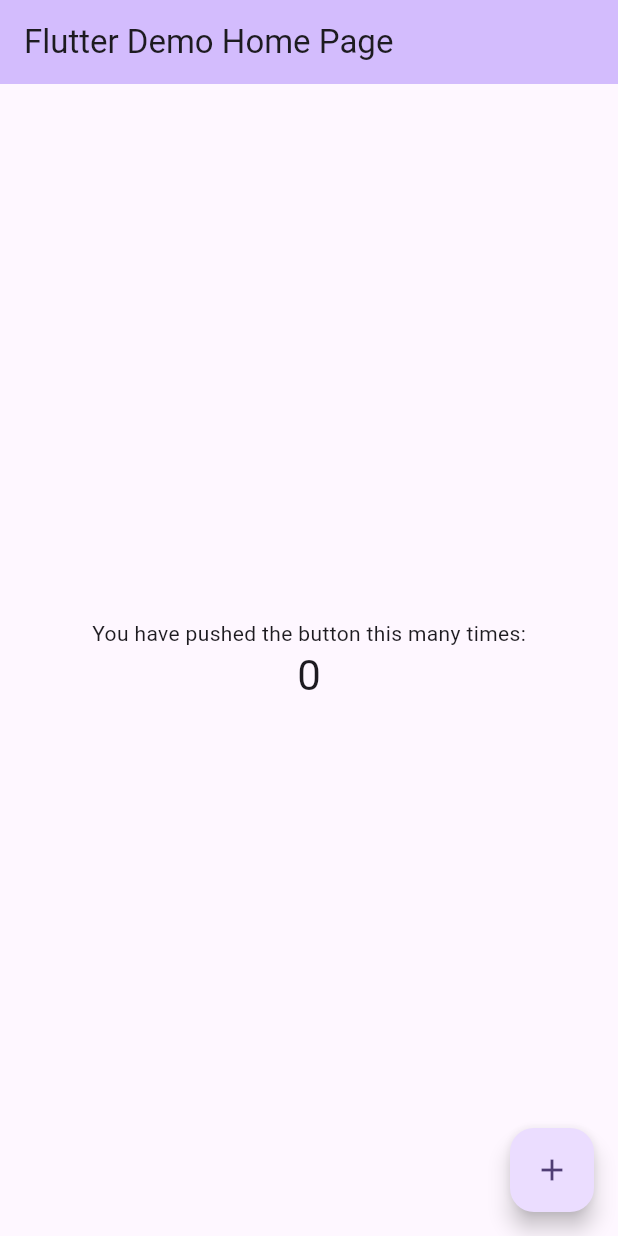
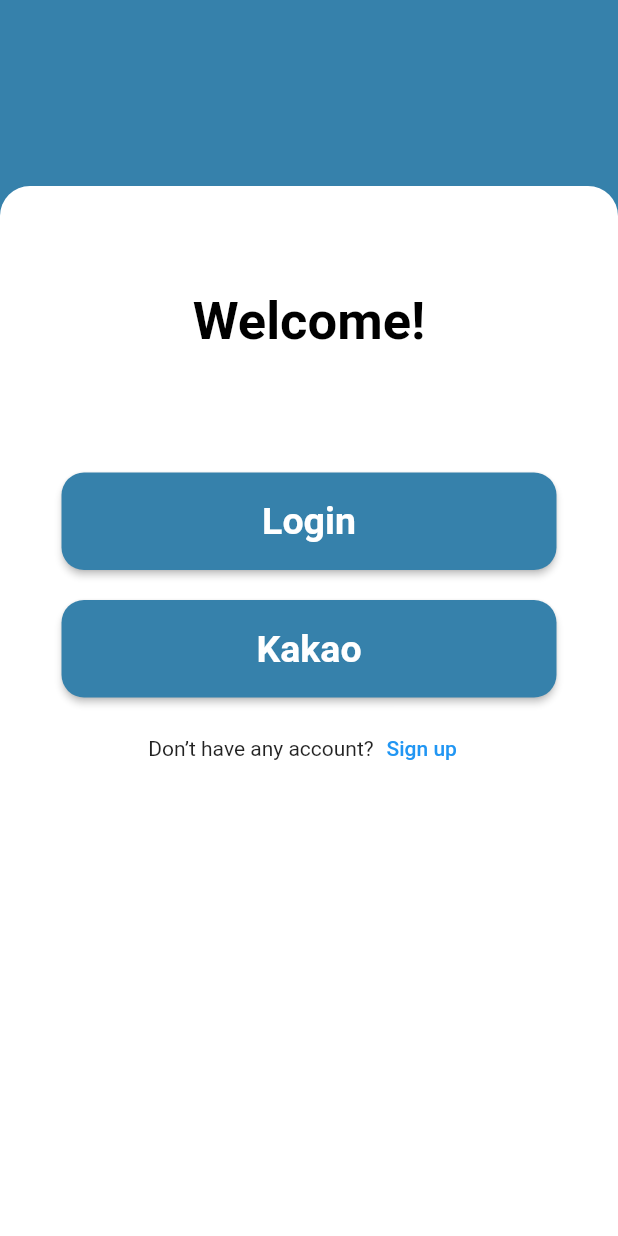
Before and after one commit to danii0110/makeme-flutter, a Flutter app: the screen it shows after launch, on a phone screen of 412 x 824 dp. Run offline on Flutter 3.47's test engine with Material 2 defaults, Android fonts, the light colour scheme and no system bars.

Commit message:
UI : add login_screen ui

```diff
--- a/lib/main.dart
+++ b/lib/main.dart
@@ -1,125 +1,18 @@
 import 'package:flutter/material.dart';
+import 'package:makeme_flutter/screen/login_screen.dart';
 
 void main() {
-  runApp(const MyApp());
+  runApp(MyApp());
 }
 
 class MyApp extends StatelessWidget {
-  const MyApp({super.key});
+  // const MyApp({super.key});
 
-  // This widget is the root of your application.
   @override
   Widget build(BuildContext context) {
     return MaterialApp(
-      title: 'Flutter Demo',
-      theme: ThemeData(
-        // This is the theme of your application.
-        //
-        // TRY THIS: Try running your application with "flutter run". You'll see
-        // the application has a blue toolbar. Then, without quitting the app,
-        // try changing the seedColor in the colorScheme below to Colors.green
-        // and then invoke "hot reload" (save your changes or press the "hot
-        // reload" button in a Flutter-supported IDE, or press "r" if you used
-        // the command line to start the app).
-        //
-        // Notice that the counter didn't reset back to zero; the application
-        // state is not lost during the reload. To reset the state, use hot
-        // restart instead.
-        //
-        // This works for code too, not just values: Most code changes can be
-        // tested with just a hot reload.
-        colorScheme: ColorScheme.fromSeed(seedColor: Colors.deepPurple),
-        useMaterial3: true,
-      ),
-      home: const MyHomePage(title: 'Flutter Demo Home Page'),
+      title: 'makeMe',
+      home: LoginPage(),
     );
   }
 }
-
-class MyHomePage extends StatefulWidget {
-  const MyHomePage({super.key, required this.title});
-
-  // This widget is the home page of your application. It is stateful, meaning
-  // that it has a State object (defined below) that contains fields that affect
-  // how it looks.
-
-  // This class is the configuration for the state. It holds the values (in this
-  // case the title) provided by the parent (in this case the App widget) and
-  // used by the build method of the State. Fields in a Widget subclass are
-  // always marked "final".
-
-  final String title;
-
-  @override
-  State<MyHomePage> createState() => _MyHomePageState();
-}
-
-class _MyHomePageState extends State<MyHomePage> {
-  int _counter = 0;
-
-  void _incrementCounter() {
-    setState(() {
-      // This call to setState tells the Flutter framework that something has
-      // changed in this State, which causes it to rerun the build method below
-      // so that the display can reflect the updated values. If we changed
-      // _counter without calling setState(), then the build method would not be
-      // called again, and so nothing would appear to happen.
-      _counter++;
-    });
-  }
-
-  @override
-  Widget build(BuildContext context) {
-    // This method is rerun every time setState is called, for instance as done
-    // by the _incrementCounter method above.
-    //
-    // The Flutter framework has been optimized to make rerunning build methods
-    // fast, so that you can just rebuild anything that needs updating rather
-    // than having to individually change instances of widgets.
-    return Scaffold(
-      appBar: AppBar(
-        // TRY THIS: Try changing the color here to a specific color (to
-        // Colors.amber, perhaps?) and trigger a hot reload to see the AppBar
-        // change color while the other colors stay the same.
-        backgroundColor: Theme.of(context).colorScheme.inversePrimary,
-        // Here we take the value from the MyHomePage object that was created by
-        // the App.build method, and use it to set our appbar title.
-        title: Text(widget.title),
-      ),
-      body: Center(
-        // Center is a layout widget. It takes a single child and positions it
-        // in the middle of the parent.
-        child: Column(
-          // Column is also a layout widget. It takes a list of children and
-          // arranges them vertically. By default, it sizes itself to fit its
-          // children horizontally, and tries to be as tall as its parent.
-          //
-          // Column has various properties to control how it sizes itself and
-          // how it positions its children. Here we use mainAxisAlignment to
-          // center the children vertically; the main axis here is the vertical
-          // axis because Columns are vertical (the cross axis would be
-          // horizontal).
-          //
-          // TRY THIS: Invoke "debug painting" (choose the "Toggle Debug Paint"
-          // action in the IDE, or press "p" in the console), to see the
-          // wireframe for each widget.
-          mainAxisAlignment: MainAxisAlignment.center,
-          children: <Widget>[
-            const Text(
-              'You have pushed the button this many times:',
-            ),
-            Text(
-              '$_counter',
-              style: Theme.of(context).textTheme.headlineMedium,
-            ),
-          ],
-        ),
-      ),
-      floatingActionButton: FloatingActionButton(
-        onPressed: _incrementCounter,
-        tooltip: 'Increment',
-        child: const Icon(Icons.add),
-      ), // This trailing comma makes auto-formatting nicer for build methods.
-    );
-  }
-}
--- /dev/null
+++ b/lib/screen/login_screen.dart
@@ -0,0 +1,103 @@
+import 'package:flutter/material.dart';
+
+class LoginPage extends StatefulWidget {
+  @override
+  _LoginPageState createState() => _LoginPageState();
+}
+
+class _LoginPageState extends State<LoginPage> {
+  @override
+  void initState() {
+    //initState 초기화를 위해 필요한 저장공간
+    super.initState();
+  }
+
+  @override
+  Widget build(BuildContext context) {
+    return Scaffold(
+      backgroundColor: const Color.fromARGB(255, 54, 129, 171),
+      body: Center(
+        child: Column(
+          mainAxisAlignment: MainAxisAlignment.end,
+          children: <Widget>[
+            Container(
+              decoration: const BoxDecoration(
+                  color: Colors.white,
+                  borderRadius: BorderRadius.only(
+                      topLeft: Radius.circular(20),
+                      topRight: Radius.circular(20))),
+              width: double.infinity,
+              height: 700,
+              child: Column(
+                mainAxisAlignment: MainAxisAlignment.start,
+                children: [
+                  Container(
+                    margin: EdgeInsets.all(70),
+                    child: Text(
+                      "Welcome!",
+                      style: TextStyle(
+                        color: Colors.black,
+                        fontSize: 35,
+                        fontWeight: FontWeight.bold,
+                      ),
+                    ),
+                  ),
+                  Container(
+                    width: 330,
+                    height: 65,
+                    margin: EdgeInsets.all(10),
+                    child: ElevatedButton(
+                      onPressed: () {},
+                      child: Text(
+                        'Login',
+                        style: TextStyle(
+                          fontWeight: FontWeight.bold,
+                          fontSize: 25,
+                        ),
+                      ),
+                      style: ElevatedButton.styleFrom(
+                          shape: RoundedRectangleBorder(
+                              borderRadius: BorderRadius.circular(15.0)),
+                          backgroundColor: Color.fromARGB(255, 54, 129, 171)),
+                    ),
+                  ),
+                  Container(
+                    width: 330,
+                    height: 65,
+                    margin: EdgeInsets.all(10),
+                    child: ElevatedButton(
+                      onPressed: () {},
+                      child: Text(
+                        'Kakao',
+                        style: TextStyle(
+                          fontWeight: FontWeight.bold,
+                          fontSize: 25,
+                        ),
+                      ),
+                      style: ElevatedButton.styleFrom(
+                          shape: RoundedRectangleBorder(
+                              borderRadius: BorderRadius.circular(15.0)),
+                          backgroundColor: Color.fromARGB(255, 54, 129, 171)),
+                    ),
+                  ),
+                  Container(
+                    child: Row(
+                      mainAxisAlignment: MainAxisAlignment.center,
+                      children: [
+                        Text('Don’t have any account?'),
+                        TextButton(
+                          onPressed: () {},
+                          child: Text('Sign up'),
+                        )
+                      ],
+                    ),
+                  ),
+                ],
+              ),
+            )
+          ],
+        ),
+      ),
+    );
+  }
+}
```
